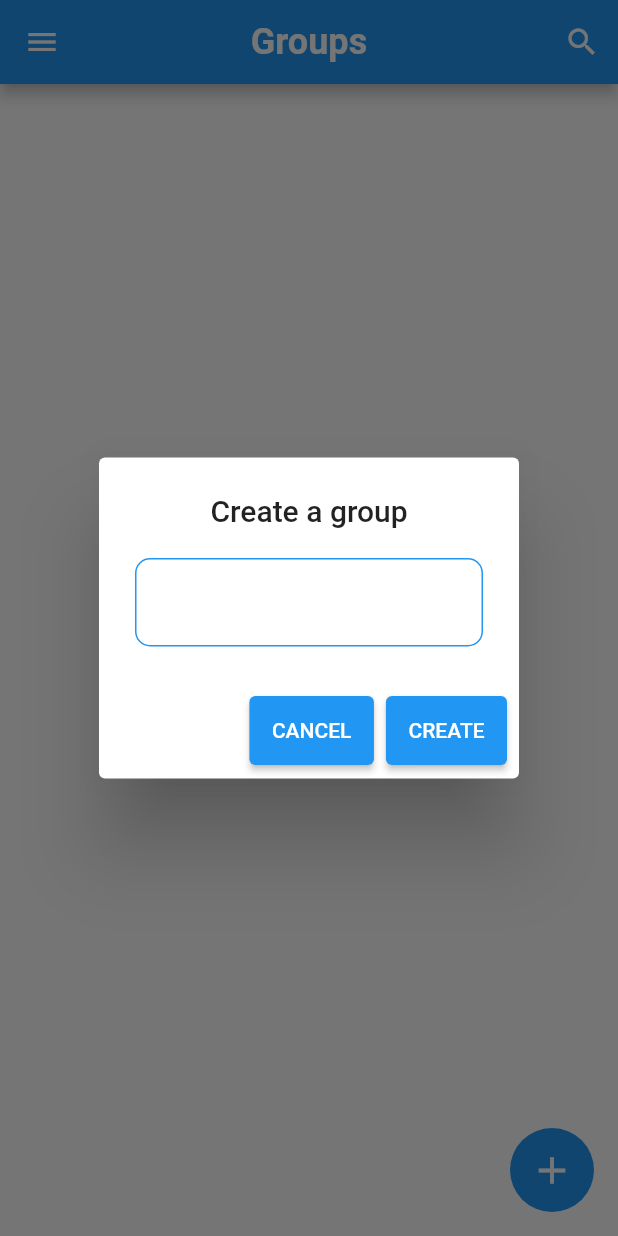
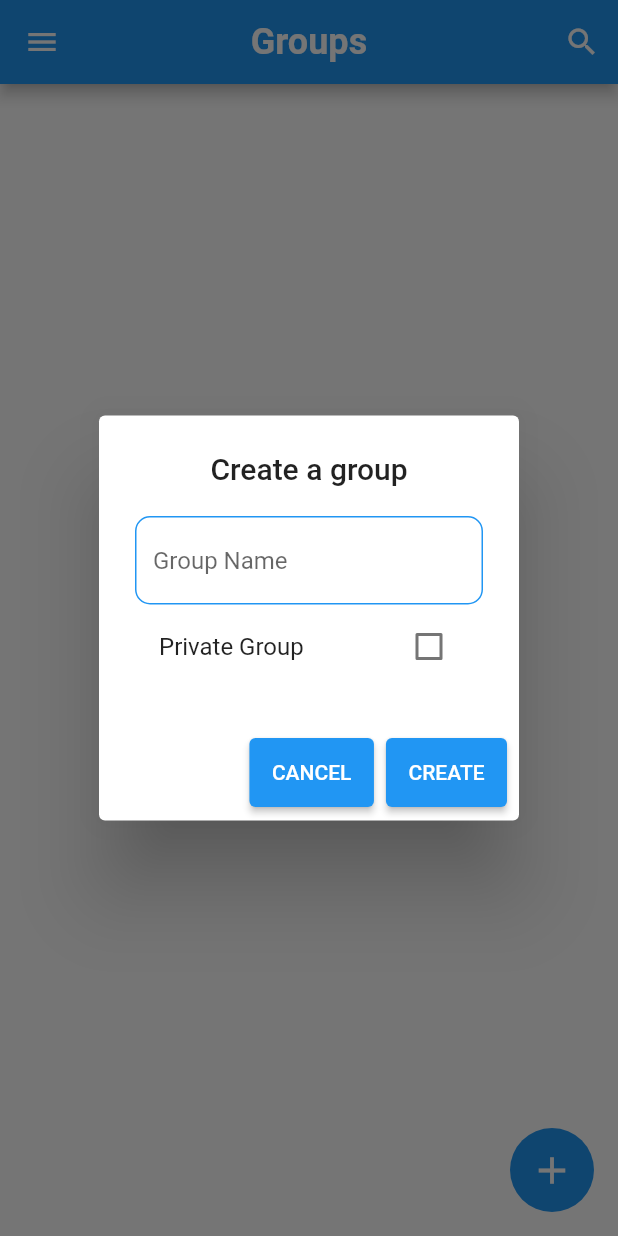
Before and after one commit to ltphuoc/chatapp, a Flutter app: the HomePage screen opened directly, after a tap on the "add circle" icon, on a phone screen of 412 x 824 dp. Run offline on Flutter 3.47's test engine with Material 2 defaults, Android fonts, the phone set to English and light mode, and no system bars; our stand-ins replace cloud_firestore, firebase_auth, firebase_core, font_awesome_flutter, google_sign_in, shared_preferences; missing offline and left inert: flutter_emoji; accounts and stored records are empty.

Commit message:
feat: add filed private khi tạo gr + tạo key enroll
Huy

```diff
--- a/lib/pages/home_page.dart
+++ b/lib/pages/home_page.dart
@@ -22,6 +22,8 @@ class _HomePageState extends State<HomePage> {
 
   AuthService authService = AuthService();
   Stream? groups;
+  bool isPrivate = false;
+  String? enrollKey;
   bool _isLoading = false;
   String groupName = "";
   @override
@@ -210,7 +212,9 @@ class _HomePageState extends State<HomePage> {
                           child: CircularProgressIndicator(
                               color: Theme.of(context).primaryColor),
                         )
-                      : TextField(
+                      : Column(
+                          children: [
+                            TextField(
                               onChanged: (val) {
                                 setState(() {
                                   groupName = val;
@@ -218,9 +222,11 @@ class _HomePageState extends State<HomePage> {
                               },
                               style: const TextStyle(color: Colors.black),
                               decoration: InputDecoration(
+                                  hintText: "Group Name",
                                   enabledBorder: OutlineInputBorder(
                                       borderSide: BorderSide(
-                                      color: Theme.of(context).primaryColor),
+                                          color:
+                                              Theme.of(context).primaryColor),
                                       borderRadius: BorderRadius.circular(10)),
                                   errorBorder: OutlineInputBorder(
                                       borderSide:
@@ -228,8 +234,48 @@ class _HomePageState extends State<HomePage> {
                                       borderRadius: BorderRadius.circular(20)),
                                   focusedBorder: OutlineInputBorder(
                                       borderSide: BorderSide(
-                                      color: Theme.of(context).primaryColor),
+                                          color:
+                                              Theme.of(context).primaryColor),
                                       borderRadius: BorderRadius.circular(20))),
+                            ),
+                            CheckboxListTile(
+                                title: Text("Private Group"),
+                                value: isPrivate,
+                                onChanged: (value) {
+                                  setState(() {
+                                    isPrivate = value!;
+                                  });
+                                }),
+                            isPrivate == true
+                                ? TextField(
+                                    onChanged: (val) {
+                                      setState(() {
+                                        enrollKey = val;
+                                      });
+                                    },
+                                    style: const TextStyle(color: Colors.black),
+                                    decoration: InputDecoration(
+                                        hintText: "Enroll Key",
+                                        enabledBorder: OutlineInputBorder(
+                                            borderSide: BorderSide(
+                                                color: Theme.of(context)
+                                                    .primaryColor),
+                                            borderRadius:
+                                                BorderRadius.circular(10)),
+                                        errorBorder: OutlineInputBorder(
+                                            borderSide: const BorderSide(
+                                                color: Colors.red),
+                                            borderRadius:
+                                                BorderRadius.circular(20)),
+                                        focusedBorder: OutlineInputBorder(
+                                            borderSide: BorderSide(
+                                                color: Theme.of(context)
+                                                    .primaryColor),
+                                            borderRadius:
+                                                BorderRadius.circular(20))),
+                                  )
+                                : Center()
+                          ],
                         ),
                 ],
               ),
@@ -252,10 +298,16 @@ class _HomePageState extends State<HomePage> {
                       });
                       DatabaseService(
                               uid: FirebaseAuth.instance.currentUser!.uid)
-                          .createGroup(userName,
-                              FirebaseAuth.instance.currentUser!.uid, groupName)
+                          .createGroup(
+                              userName,
+                              FirebaseAuth.instance.currentUser!.uid,
+                              groupName,
+                              isPrivate,
+                              enrollKey)
                           .whenComplete(() {
                         _isLoading = false;
+                        isPrivate = false;
+                        enrollKey = null;
                       });
                       Navigator.of(context).pop();
                       showSnackbar(
--- a/lib/service/database_service.dart
+++ b/lib/service/database_service.dart
@@ -34,13 +34,16 @@ class DatabaseService {
   }
 
   // creating a group
-  Future createGroup(String userName, String id, String groupName) async {
+  Future createGroup(String userName, String id, String groupName,
+      bool isPrivate, String? enrollKey) async {
     DocumentReference groupDocumentReference = await groupCollection.add({
       "groupName": groupName,
       "groupIcon": "",
       "admin": "${id}_$userName",
       "members": [],
       "groupId": "",
+      "isPrivate": isPrivate,
+      "enrollKey": enrollKey,
       "recentMessage": "",
       "recentMessageSender": "",
     });
```
Lines whose indentation alone changed are shown as unchanged.
